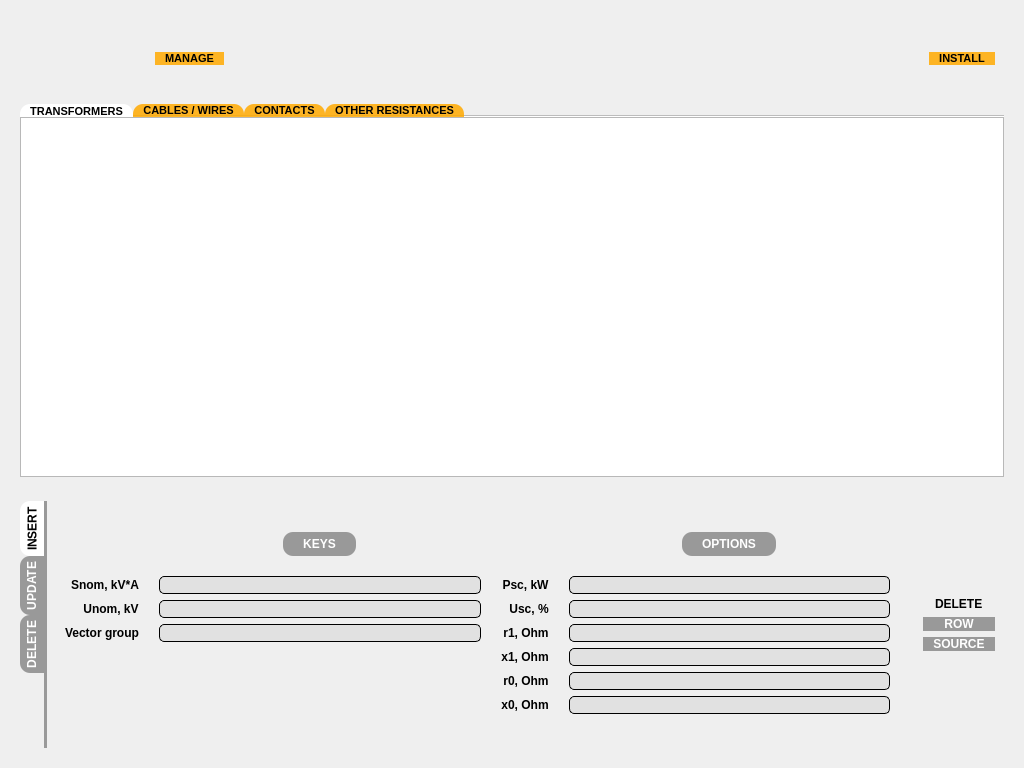
The window that ShortCircuitCalc/gui/db_browser.ui (MrHerrington/Short-Circuit-Calculation) describes before a commit, drawn with Qt 5.
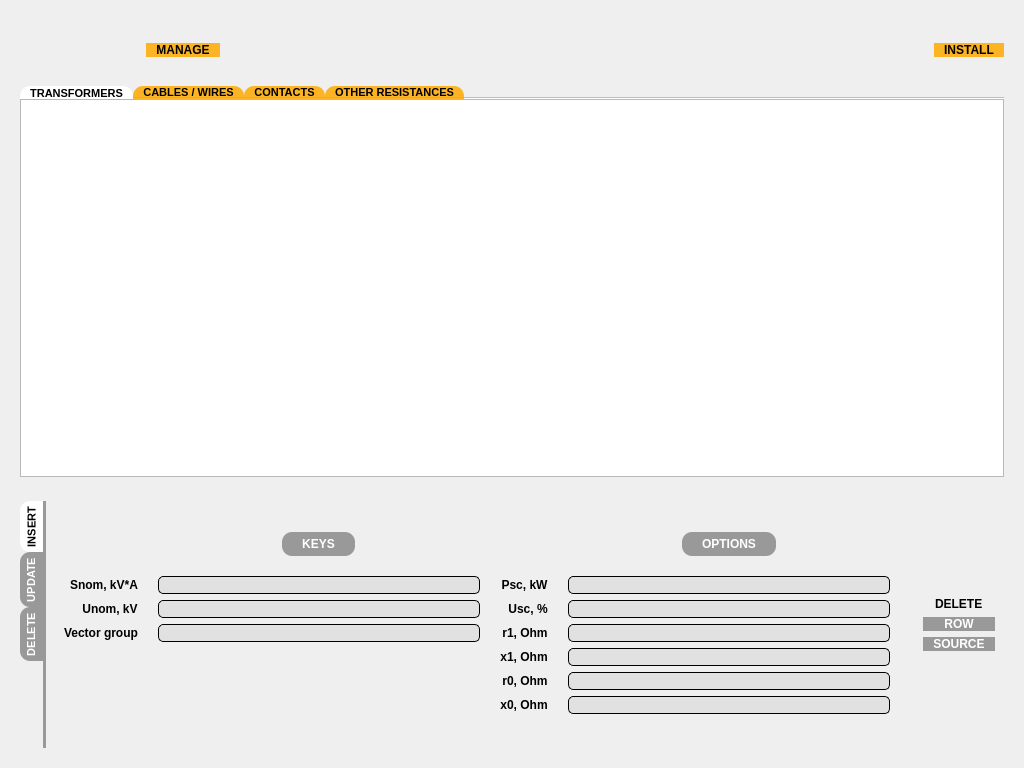
The same window after the commit. The open tabs and pages were chosen to show the change. Icons and pictures are not drawn. Custom widgets are drawn as their Qt base class.

Commit message: Intersection DB browser with MainWindow, adding backend (not finish).

```diff
--- a/ShortCircuitCalc/gui/db_browser.ui
+++ b/ShortCircuitCalc/gui/db_browser.ui
@@ -10,6 +10,12 @@
     <height>768</height>
    </rect>
   </property>
+  <property name="sizePolicy">
+   <sizepolicy hsizetype="Expanding" vsizetype="Expanding">
+    <horstretch>0</horstretch>
+    <verstretch>0</verstretch>
+   </sizepolicy>
+  </property>
   <property name="windowTitle">
    <string>Form</string>
   </property>
@@ -22,7 +28,7 @@
    <item>
     <widget class="QWidget" name="centralWidget" native="true">
      <property name="sizePolicy">
-      <sizepolicy hsizetype="Expanding" vsizetype="Minimum">
+      <sizepolicy hsizetype="Expanding" vsizetype="Expanding">
        <horstretch>0</horstretch>
        <verstretch>0</verstretch>
       </sizepolicy>
@@ -31,7 +37,7 @@
       <item>
        <widget class="QWidget" name="titleWidget" native="true">
         <property name="sizePolicy">
-         <sizepolicy hsizetype="Preferred" vsizetype="Fixed">
+         <sizepolicy hsizetype="Preferred" vsizetype="Preferred">
           <horstretch>0</horstretch>
           <verstretch>0</verstretch>
          </sizepolicy>
@@ -43,6 +49,18 @@
          </size>
         </property>
         <layout class="QHBoxLayout" name="horizontalLayout">
+         <property name="leftMargin">
+          <number>0</number>
+         </property>
+         <property name="topMargin">
+          <number>0</number>
+         </property>
+         <property name="rightMargin">
+          <number>0</number>
+         </property>
+         <property name="bottomMargin">
+          <number>0</number>
+         </property>
          <item>
           <widget class="QLabel" name="iconLabel">
            <property name="sizePolicy">
@@ -66,7 +84,7 @@
           <widget class="QPushButton" name="manageButton">
            <property name="font">
             <font>
-             <pointsize>8</pointsize>
+             <pointsize>9</pointsize>
              <weight>75</weight>
              <bold>true</bold>
             </font>
@@ -131,7 +149,7 @@
           <widget class="QPushButton" name="installButton">
            <property name="font">
             <font>
-             <pointsize>8</pointsize>
+             <pointsize>9</pointsize>
              <weight>75</weight>
              <bold>true</bold>
             </font>
@@ -266,7 +284,7 @@
           <item>
            <widget class="CustomGraphicView" name="transformersView">
             <property name="sizePolicy">
-             <sizepolicy hsizetype="Preferred" vsizetype="Preferred">
+             <sizepolicy hsizetype="Expanding" vsizetype="Expanding">
               <horstretch>0</horstretch>
               <verstretch>0</verstretch>
              </sizepolicy>
@@ -381,6 +399,12 @@
    </item>
    <item>
     <widget class="QWidget" name="crudWidget" native="true">
+     <property name="sizePolicy">
+      <sizepolicy hsizetype="Preferred" vsizetype="Preferred">
+       <horstretch>0</horstretch>
+       <verstretch>0</verstretch>
+      </sizepolicy>
+     </property>
      <layout class="QHBoxLayout" name="horizontalLayout_3">
       <item>
        <widget class="QTabWidget" name="optionsWidget">
@@ -395,6 +419,7 @@
         </property>
         <property name="font">
          <font>
+          <pointsize>8</pointsize>
           <weight>75</weight>
           <bold>true</bold>
          </font>
```
Left out of the diff: 9 changed lines with no effect on the pictures. The commit also changes 10 other files.
